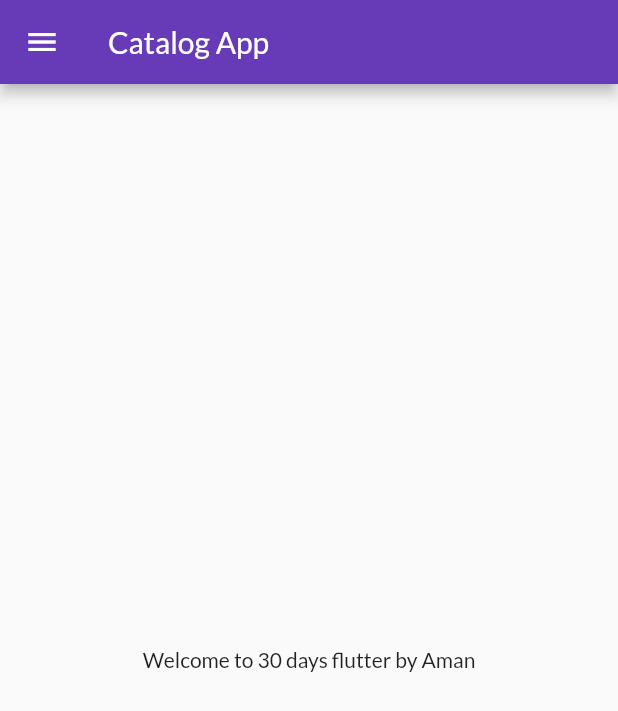
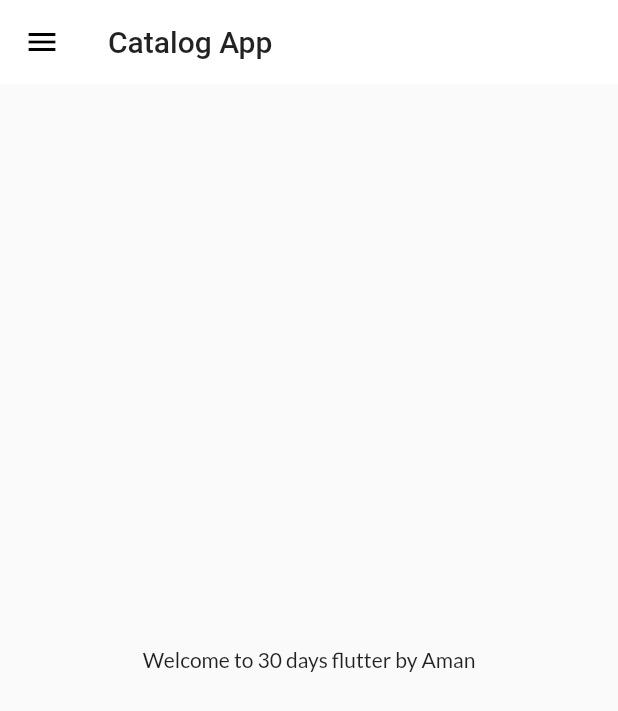
Before and after one commit to apunetha/30DaysOfFlutter, a Flutter app: the screen it shows after launch, on a phone screen of 412 x 824 dp. Shown: the top 711 px of the screen. Run offline on Flutter 3.47's test engine with Material 2 defaults, Android fonts, the phone set to English and light mode, and no system bars; our stand-ins replace google_fonts.

Commit message:
theme extracted

```diff
--- a/lib/main.dart
+++ b/lib/main.dart
@@ -3,7 +3,7 @@
 import 'package:flutter/material.dart';
 import 'package:flutter_catalog/pages/login_page.dart';
 import 'package:flutter_catalog/utils/routes.dart';
-import 'package:google_fonts/google_fonts.dart';
+import 'package:flutter_catalog/widgets/themes.dart';
 
 import 'pages/home_page.dart';
 
@@ -18,14 +18,9 @@ class MyApp extends StatelessWidget {
   Widget build(BuildContext context) {
     return MaterialApp(
       themeMode: ThemeMode.light,
-      theme: ThemeData(
-        primarySwatch: Colors.deepPurple,
-        fontFamily: GoogleFonts.lato().fontFamily,
-      ),
+      theme: MyTheme.lightTheme(context),
       debugShowCheckedModeBanner: false,
-      darkTheme: ThemeData(
-        brightness: Brightness.dark,
-      ),
+      darkTheme: MyTheme.darkTheme(context),
       initialRoute: MyRoutes.homeRoute,
       routes: {
         "/": (context) => LoginPage(),
--- /dev/null
+++ b/lib/widgets/themes.dart
@@ -0,0 +1,22 @@
+// ignore_for_file: prefer_const_constructors
+
+import 'package:flutter/material.dart';
+import 'package:google_fonts/google_fonts.dart';
+
+class MyTheme {
+  static ThemeData lightTheme(BuildContext context) => ThemeData(
+        primarySwatch: Colors.deepPurple,
+        fontFamily: GoogleFonts.lato().fontFamily,
+        appBarTheme: AppBarTheme(
+          color: Colors.white,
+          elevation: 0.0,
+          iconTheme: IconThemeData(
+            color: Colors.black,
+          ),
+          toolbarTextStyle: Theme.of(context).textTheme.bodyText2,
+          titleTextStyle: Theme.of(context).textTheme.headline6,
+        ),
+      );
+  static ThemeData darkTheme(BuildContext context) => ThemeData(
+        brightness: Brightness.dark);
+}
```
